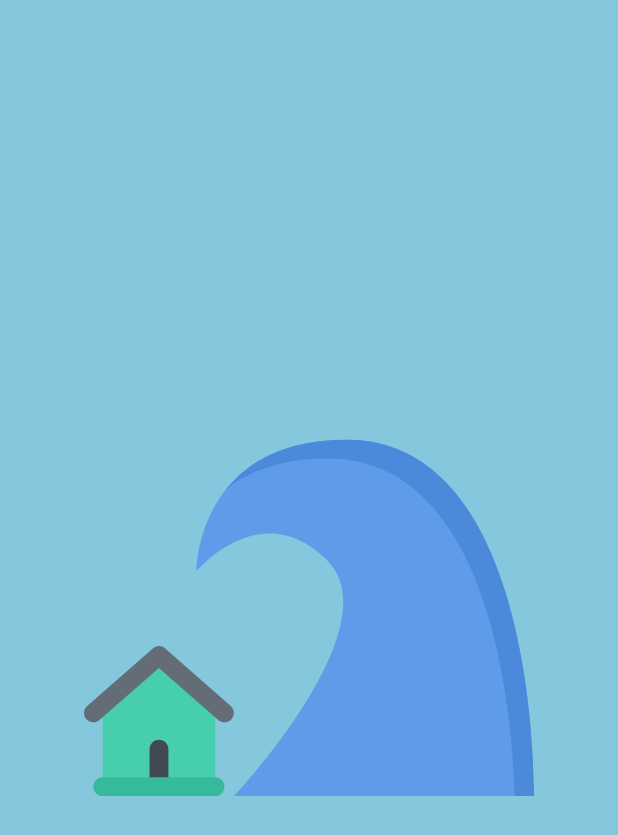
After one commit to remicmacs/Seismic, an Android app: the SplashScreenActivity screen opened directly, with no data from a screen before it, on a phone screen of 412 x 824 dp. The commit adds this screen. Shown: the top 835 px of the screen. Run offline under Robolectric (Android 15) with nearby library versions, the phone set to English and light mode, and no system bars.

Commit message:
SplashScreen ok mais ne charge pas les data

```diff
--- a/app/src/main/AndroidManifest.xml
+++ b/app/src/main/AndroidManifest.xml
@@ -12,15 +12,19 @@
         android:roundIcon="@mipmap/ic_tsunami"
         android:supportsRtl="true"
         android:theme="@style/AppTheme">
+        <activity android:name=".SplashScreenActivity"
+                    android:theme="@style/AppTheme.NoActionBar">
+            <intent-filter>
+                <category android:name="android.intent.category.LAUNCHER" />
+                <action android:name="android.intent.action.MAIN" />
+
+            </intent-filter>
+        </activity>
         <activity
             android:name=".MainActivity"
             android:label="@string/app_name"
             android:theme="@style/AppTheme.NoActionBar">
             <intent-filter>
-                <action android:name="android.intent.action.MAIN" />
-
-                <category android:name="android.intent.category.LAUNCHER" />
-
                 <action android:name="android.intent.action.VIEW" />
             </intent-filter>
         </activity>
--- a/app/src/main/java/us/julesandremi/seismic/FullscreenMapActivity.java
+++ b/app/src/main/java/us/julesandremi/seismic/FullscreenMapActivity.java
@@ -10,6 +10,7 @@ import android.view.MotionEvent;
 import android.view.View;
 import android.view.MenuItem;
 import android.support.v4.app.NavUtils;
+import android.view.Window;
 import android.webkit.WebSettings;
 import android.webkit.WebView;
 
--- /dev/null
+++ b/app/src/main/java/us/julesandremi/seismic/SplashScreenActivity.java
@@ -0,0 +1,36 @@
+package us.julesandremi.seismic;
+
+import android.content.Intent;
+import android.os.Handler;
+import android.support.v7.app.AppCompatActivity;
+import android.os.Bundle;
+
+public class SplashScreenActivity extends AppCompatActivity {
+    private static int SPLASH_TIME_OUT = 3000;
+
+    @Override
+    protected void onCreate(Bundle savedInstanceState) {
+        super.onCreate(savedInstanceState);
+        setContentView(R.layout.activity_splash_screen);
+
+        new Handler().postDelayed(new Runnable() {
+
+            /*
+             * Showing splash screen with a timer. This will be useful when you
+             * want to show case your app logo / company
+             */
+
+            @Override
+            public void run() {
+                // This method will be executed once the timer is over
+                // Start your app main activity
+                Intent i = new Intent(SplashScreenActivity.this, MainActivity.class);
+                startActivity(i);
+
+                // close this activity
+                finish();
+            }
+        }, SPLASH_TIME_OUT);
+
+    }
+}
--- /dev/null
+++ b/app/src/main/res/layout/activity_splash_screen.xml
@@ -0,0 +1,16 @@
+<?xml version="1.0" encoding="utf-8"?>
+<RelativeLayout xmlns:android="http://schemas.android.com/apk/res/android"
+    xmlns:app="http://schemas.android.com/apk/res-auto"
+    xmlns:tools="http://schemas.android.com/tools"
+    android:layout_width="match_parent"
+    android:layout_height="match_parent"
+    tools:context="us.julesandremi.seismic.SplashScreenActivity"
+    android:background="@color/light_blue_launch">
+
+    <ImageView
+        android:layout_width="300dp"
+        android:layout_height="300dp"
+        android:layout_centerInParent="true"
+        android:src="@drawable/ic_tsunami" />
+
+</RelativeLayout>
--- a/app/src/main/res/values/colors.xml
+++ b/app/src/main/res/values/colors.xml
@@ -1,8 +1,9 @@
 <?xml version="1.0" encoding="utf-8"?>
 <resources>
-    <color name="colorPrimary">#725d50</color>
-    <color name="colorPrimaryDark">#5a483d</color>
-    <color name="colorAccent">#FF4081</color>
+    <color name="colorPrimary">#3498DB</color>
+    <color name="colorPrimaryDark">#073059</color>
+    <color name="colorAccent">#725d50</color>
 
     <color name="black_overlay">#66000000</color>
+    <color name="light_blue_launch">#85C8DD</color>
 </resources>
```
